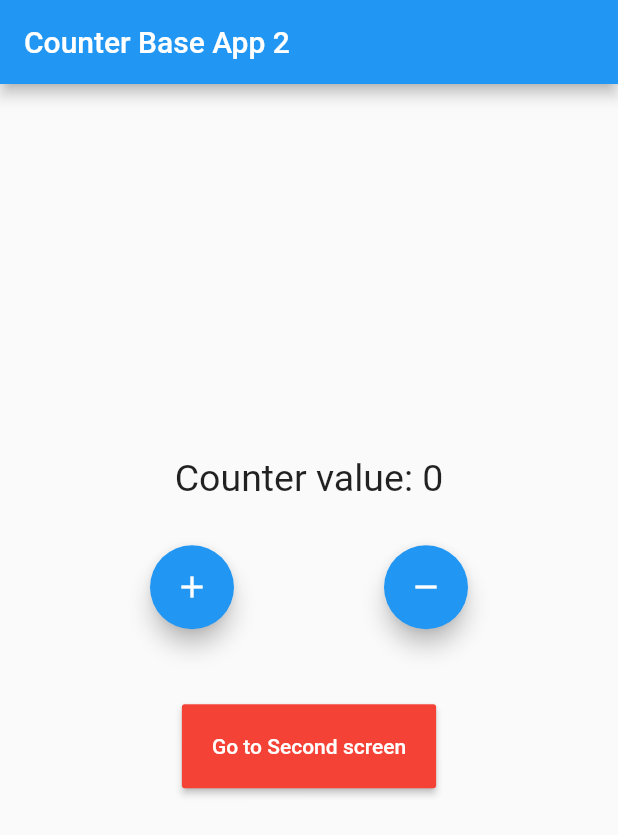
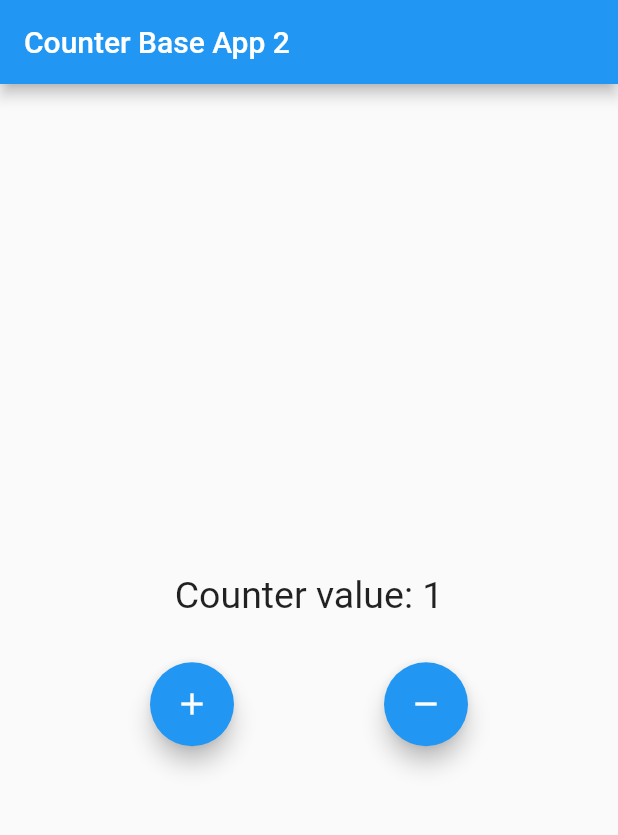
Before and after one commit to imp-sike/flutter_bloc_example, a Flutter app: the screen it shows after launch, on a phone screen of 412 x 824 dp. Shown: the top 835 px of the screen. Run offline on Flutter 3.47's test engine with Material 2 defaults, Android fonts, the phone set to English and light mode, and no system bars; our stand-ins replace bloc, connectivity_plus, equatable, flutter_bloc.

Commit message:
Communication between Bloc/Cubits

```diff
--- /dev/null
+++ b/lib/constants/enums.dart
@@ -0,0 +1,4 @@
+enum ConnectionType {
+  wifi,
+  mobile
+}
--- a/lib/logic/cubit/main_cubit.dart
+++ b/lib/logic/cubit/main_cubit.dart
@@ -1,5 +1,10 @@
+import 'dart:async';
+import 'dart:math';
+
 import 'package:equatable/equatable.dart';
 import 'package:flutter_bloc/flutter_bloc.dart';
+import 'package:flutter_bloc_example/constants/enums.dart';
+import 'package:flutter_bloc_example/logic/internet_cubit/internet_cubit_cubit.dart';
 
 class CounterState extends Equatable {
   int countervalue;
@@ -13,7 +18,27 @@ class CounterState extends Equatable {
 }
 
 class CounterCubit extends Cubit<CounterState> {
-  CounterCubit() : super(CounterState(countervalue: 0));
+  InternetCubitCubit internetCubitCubit;
+  late StreamSubscription streamSubscription;
+
+  CounterCubit({required this.internetCubitCubit}) : super(CounterState(countervalue: 0)) {
+    streamSubscription =  internetCubitCubit.stream.listen((event) {
+      if(event is InternetDissconnected) {
+        decrement();
+      }
+      if(event is InternetConnected && event.connectionType == ConnectionType.wifi) {
+        increment();
+      }
+
+      if(event is InternetConnected && event.connectionType == ConnectionType.mobile) {
+        increment();
+        increment();
+        increment();
+        increment();
+        increment();
+      }
+    });
+  }
 
   void increment() => emit(CounterState(countervalue: state.countervalue + 1));
   void decrement() => emit(CounterState(countervalue: state.countervalue - 1));
--- /dev/null
+++ b/lib/logic/internet_cubit/internet_cubit_cubit.dart
@@ -0,0 +1,42 @@
+import 'dart:async';
+
+import 'package:bloc/bloc.dart';
+import 'package:connectivity_plus/connectivity_plus.dart';
+import 'package:equatable/equatable.dart';
+import 'package:flutter_bloc_example/constants/enums.dart';
+
+part 'internet_cubit_state.dart';
+
+class InternetCubitCubit extends Cubit<InternetCubitState> {
+  late StreamSubscription subscription;
+
+  InternetCubitCubit() : super(InternetLoading()) {
+    subscription = Connectivity()
+        .onConnectivityChanged
+        .listen((ConnectivityResult result) {
+      // Got a new connectivity status!
+      if (result == ConnectivityResult.wifi) {
+        emitInternetConnected(ConnectionType.wifi);
+      } else if (result == ConnectivityResult.mobile) {
+        emitInternetConnected(ConnectionType.mobile);
+      } else {
+        emitInternetDisconnected();
+      }
+    });
+  }
+
+  void emitInternetConnected(ConnectionType connectionType) {
+    emit(InternetConnected(connectionType: connectionType));
+  }
+
+  void emitInternetDisconnected() {
+    emit(InternetDissconnected());
+  }
+
+  @override
+  Future<void> close() {
+    subscription.cancel();
+    return super.close();
+  }
+
+}
--- /dev/null
+++ b/lib/logic/internet_cubit/internet_cubit_state.dart
@@ -0,0 +1,18 @@
+part of 'internet_cubit_cubit.dart';
+
+abstract class InternetCubitState extends Equatable {
+  const InternetCubitState();
+
+  @override
+  List<Object> get props => [];
+}
+
+class InternetLoading extends InternetCubitState {}
+
+class InternetConnected extends InternetCubitState {
+  final ConnectionType connectionType;
+
+  const InternetConnected({required this.connectionType});
+}
+
+class InternetDissconnected extends InternetCubitState {}
--- a/lib/main.dart
+++ b/lib/main.dart
@@ -1,8 +1,5 @@
 import 'package:flutter/material.dart';
-import 'package:flutter_bloc/flutter_bloc.dart';
-import 'package:flutter_bloc_example/logic/cubit/main_cubit.dart';
 import 'package:flutter_bloc_example/presentation/router/app_router.dart';
-import 'package:flutter_bloc_example/presentation/screens/home_screen.dart';
 
 void main() => runApp(const BaseApp());
 
--- a/lib/presentation/router/app_router.dart
+++ b/lib/presentation/router/app_router.dart
@@ -1,28 +1,33 @@
 import 'package:flutter/material.dart';
 import 'package:flutter_bloc/flutter_bloc.dart';
 import 'package:flutter_bloc_example/logic/cubit/main_cubit.dart';
+import 'package:flutter_bloc_example/logic/internet_cubit/internet_cubit_cubit.dart';
 import 'package:flutter_bloc_example/presentation/screens/home_screen.dart';
-import 'package:flutter_bloc_example/presentation/screens/second_screen.dart';
 
 class AppRouter {
-  final CounterCubit _counterCubit = CounterCubit();
+  final InternetCubitCubit _internetCubitCubit = InternetCubitCubit();
+    late final CounterCubit _counterCubit;
   Route? onGeneratedRoute(RouteSettings routeSettings) {
-    switch(routeSettings.name) {
+
+    _counterCubit =  CounterCubit(internetCubitCubit: _internetCubitCubit);
+    switch (routeSettings.name) {
       case "/":
-          return MaterialPageRoute(builder: (_) =>
-            BlocProvider.value(value: _counterCubit, child: const HomeScreen(),)
-          );
-      case "/second":
-          return MaterialPageRoute(builder: (_) =>
-            BlocProvider.value(value: _counterCubit, child: const SecondScreen(),)
-          );
+        return MaterialPageRoute(
+            builder: (_) => BlocProvider.value(
+                  value: _counterCubit,
+                  child: const HomeScreen(),
+                ));
+      // case "/second":
+      //     return MaterialPageRoute(builder: (_) =>
+      //       BlocProvider.value(value: _counterCubit, child: const SecondScreen(),)
+      //     );
       default:
-          return null;
+        return null;
     }
   }
 
   void destroy() {
+    _internetCubitCubit.close();
     _counterCubit.close();
   }
-
 }
--- a/lib/presentation/screens/home_screen.dart
+++ b/lib/presentation/screens/home_screen.dart
@@ -45,17 +45,17 @@ class HomeScreen extends StatelessWidget {
               ),
             ],
           ),
-          Container(
-            margin: const EdgeInsets.all(50),
-            child: MaterialButton(
-              color: Colors.red,
-              padding: const EdgeInsets.all(20),
-              onPressed: () {
-                Navigator.pushNamed(context, "/second");
-              },
-              child:  const Text("Go to Second screen", style: TextStyle(color: Colors.white),),
-            ),
-          )
+          // Container(
+          //   margin: const EdgeInsets.all(50),
+          //   child: MaterialButton(
+          //     color: Colors.red,
+          //     padding: const EdgeInsets.all(20),
+          //     onPressed: () {
+          //       Navigator.pushNamed(context, "/second");
+          //     },
+          //     child:  const Text("Go to Second screen", style: TextStyle(color: Colors.white),),
+          //   ),
+          // )
         ],
       ),
     );
--- a/pubspec.yaml
+++ b/pubspec.yaml
@@ -38,6 +38,7 @@ dependencies:
   equatable: ^2.0.3
   test: ^1.21.1
   bloc_test: ^9.0.3
+  connectivity_plus: ^2.3.5
 
 
 dev_dependencies:
```
Also changed, not shown: lib/presentation/screens/second_screen.dart (deleted, +0 -53 lines), pubspec.lock, 3 other files.
